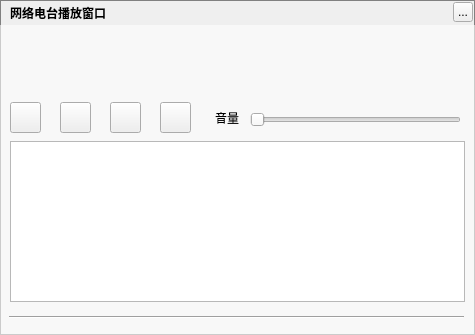
The window that ui/toolswidget/musicwebradiowidget.ui (Greedysky/TTKMusicPlayer) describes before a commit, drawn with Qt 5.
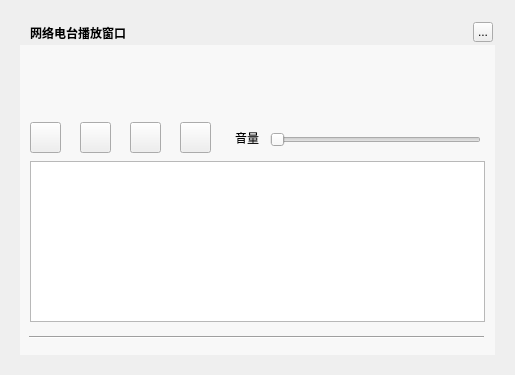
The same window after the commit.

Commit message: update the interface border shadow[231546]

Patch:
```diff
--- a/ui/toolswidget/musicwebradiowidget.ui
+++ b/ui/toolswidget/musicwebradiowidget.ui
@@ -6,21 +6,18 @@
    <rect>
     <x>0</x>
     <y>0</y>
-    <width>475</width>
-    <height>335</height>
+    <width>515</width>
+    <height>375</height>
    </rect>
   </property>
   <property name="windowTitle">
    <string>MusicWebRadioWidget</string>
   </property>
-  <property name="styleSheet">
-   <string notr="true">#MusicWebRadioWidget{border:1px solid gray}</string>
-  </property>
   <widget class="QLabel" name="background">
    <property name="geometry">
     <rect>
-     <x>0</x>
-     <y>0</y>
+     <x>20</x>
+     <y>20</y>
      <width>475</width>
      <height>335</height>
     </rect>
@@ -32,8 +29,8 @@
   <widget class="QLabel" name="topTitleName">
    <property name="geometry">
     <rect>
-     <x>10</x>
-     <y>0</y>
+     <x>30</x>
+     <y>20</y>
      <width>111</width>
      <height>25</height>
     </rect>
@@ -48,8 +45,8 @@
   <widget class="QToolButton" name="topTitleCloseButton">
    <property name="geometry">
     <rect>
-     <x>453</x>
-     <y>2</y>
+     <x>473</x>
+     <y>22</y>
      <width>20</width>
      <height>20</height>
     </rect>
@@ -61,8 +58,8 @@
   <widget class="Line" name="line_2">
    <property name="geometry">
     <rect>
-     <x>9</x>
-     <y>315</y>
+     <x>29</x>
+     <y>335</y>
      <width>455</width>
      <height>5</height>
     </rect>
@@ -74,8 +71,8 @@
   <widget class="QListWidget" name="listWidget">
    <property name="geometry">
     <rect>
-     <x>10</x>
-     <y>141</y>
+     <x>30</x>
+     <y>161</y>
      <width>455</width>
      <height>161</height>
     </rect>
@@ -84,8 +81,8 @@
   <widget class="QLabel" name="movieLabel">
    <property name="geometry">
     <rect>
-     <x>10</x>
-     <y>35</y>
+     <x>30</x>
+     <y>55</y>
      <width>455</width>
      <height>60</height>
     </rect>
@@ -100,8 +97,8 @@
   <widget class="QPushButton" name="playButton">
    <property name="geometry">
     <rect>
-     <x>10</x>
-     <y>102</y>
+     <x>30</x>
+     <y>122</y>
      <width>31</width>
      <height>31</height>
     </rect>
@@ -113,8 +110,8 @@
   <widget class="QSlider" name="volumnSlider">
    <property name="geometry">
     <rect>
-     <x>250</x>
-     <y>110</y>
+     <x>270</x>
+     <y>130</y>
      <width>211</width>
      <height>20</height>
     </rect>
@@ -126,8 +123,8 @@
   <widget class="QPushButton" name="stopButton">
    <property name="geometry">
     <rect>
-     <x>60</x>
-     <y>102</y>
+     <x>80</x>
+     <y>122</y>
      <width>31</width>
      <height>31</height>
     </rect>
@@ -139,8 +136,8 @@
   <widget class="QPushButton" name="colletButton">
    <property name="geometry">
     <rect>
-     <x>110</x>
-     <y>102</y>
+     <x>130</x>
+     <y>122</y>
      <width>31</width>
      <height>31</height>
     </rect>
@@ -152,8 +149,8 @@
   <widget class="QPushButton" name="discolletButton">
    <property name="geometry">
     <rect>
-     <x>160</x>
-     <y>102</y>
+     <x>180</x>
+     <y>122</y>
      <width>31</width>
      <height>31</height>
     </rect>
@@ -165,8 +162,8 @@
   <widget class="QLabel" name="label_2">
    <property name="geometry">
     <rect>
-     <x>215</x>
-     <y>110</y>
+     <x>235</x>
+     <y>130</y>
      <width>31</width>
      <height>16</height>
     </rect>
@@ -191,8 +188,8 @@
   <widget class="QWidget" name="backgroundMask" native="true">
    <property name="geometry">
     <rect>
-     <x>0</x>
-     <y>25</y>
+     <x>20</x>
+     <y>45</y>
      <width>475</width>
      <height>310</height>
     </rect>
```
The commit also changes 2 other files.
